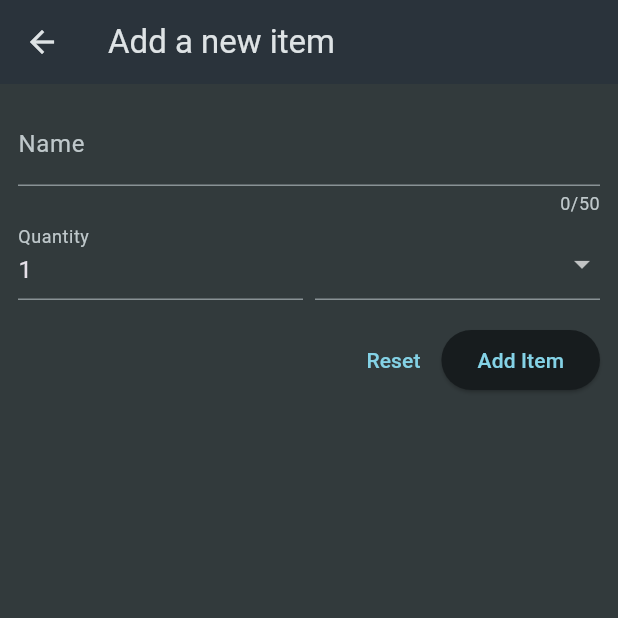
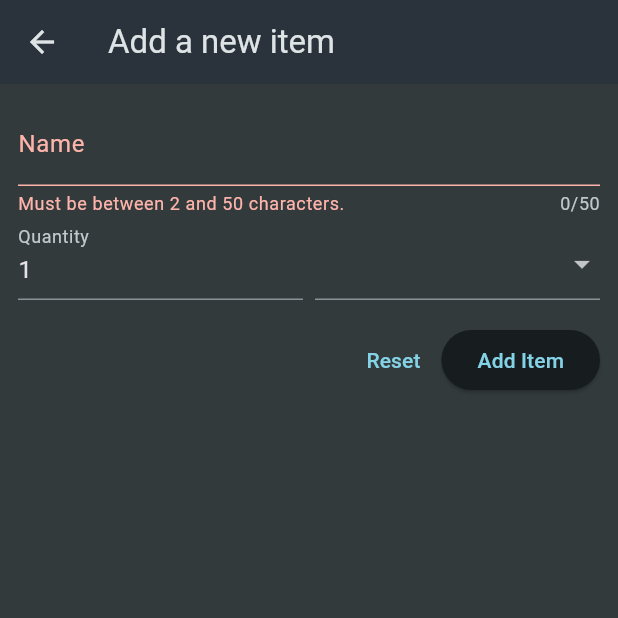
Before and after one commit to william-kung/shopping_list, a Flutter app: the NewItem screen opened directly, after a tap on "Add Item", on a phone screen of 412 x 824 dp, the top half of it. Run offline on Flutter 3.47's test engine with Material 3 defaults, Android fonts, the phone set to English and light mode, and no system bars.

Commit message:
enable reset button

```diff
--- a/lib/widgets/new_item.dart
+++ b/lib/widgets/new_item.dart
@@ -11,7 +11,11 @@ class NewItem extends StatefulWidget{
 }
 
 class _NewItemState extends State<NewItem>{
+  final _formKey = GlobalKey<FormState>();
 
+  void _saveItem() {
+    _formKey.currentState!.validate();
+  }
 
   @override
   Widget build(BuildContext context) {
@@ -22,6 +26,7 @@ class _NewItemState extends State<NewItem>{
       body: Padding(
         padding: const EdgeInsets.all(12),
         child: Form(
+          key: _formKey,
           child: Column(
             children: [
               TextFormField(
@@ -30,7 +35,14 @@ class _NewItemState extends State<NewItem>{
                   label: Text('Name'),
                 ),
                 validator: (value) {
-                  return 'Demo...';
+                  if (value == null
+                    || value.isEmpty
+                    || value.trim().length <= 1
+                    || value.trim().length > 50
+                  ) {
+                    return 'Must be between 2 and 50 characters.';
+                  }
+                  return null;
                 },
               ),
               Row(
@@ -41,7 +53,18 @@ class _NewItemState extends State<NewItem>{
                       decoration: const InputDecoration(
                         label: Text('Quantity'),
                       ),
+                      keyboardType: TextInputType.number,
                       initialValue: '1',
+                      validator: (value) {
+                  if (value == null
+                    || value.isEmpty
+                    || int.tryParse(value) == null
+                    || int.tryParse(value)! <= 0
+                  ) {
+                    return 'Must be a postive integer';
+                  }
+                  return null;
+                },
                     ),
                   ),
                   const SizedBox(width: 8),
@@ -73,8 +96,16 @@ class _NewItemState extends State<NewItem>{
               Row(
                 mainAxisAlignment: MainAxisAlignment.end,
                 children: [
-                  TextButton(onPressed: (){}, child: const Text('Reset'),),
-                  ElevatedButton(onPressed: (){}, child: const Text('Add Item'),),
+                  TextButton(
+                    onPressed: (){
+                      _formKey.currentState!.reset();
+                    },
+                    child: const Text('Reset'),
+                  ),
+                  ElevatedButton(
+                    onPressed: _saveItem,
+                    child: const Text('Add Item'),
+                  ),
                 ],
               ),
             ],
```
